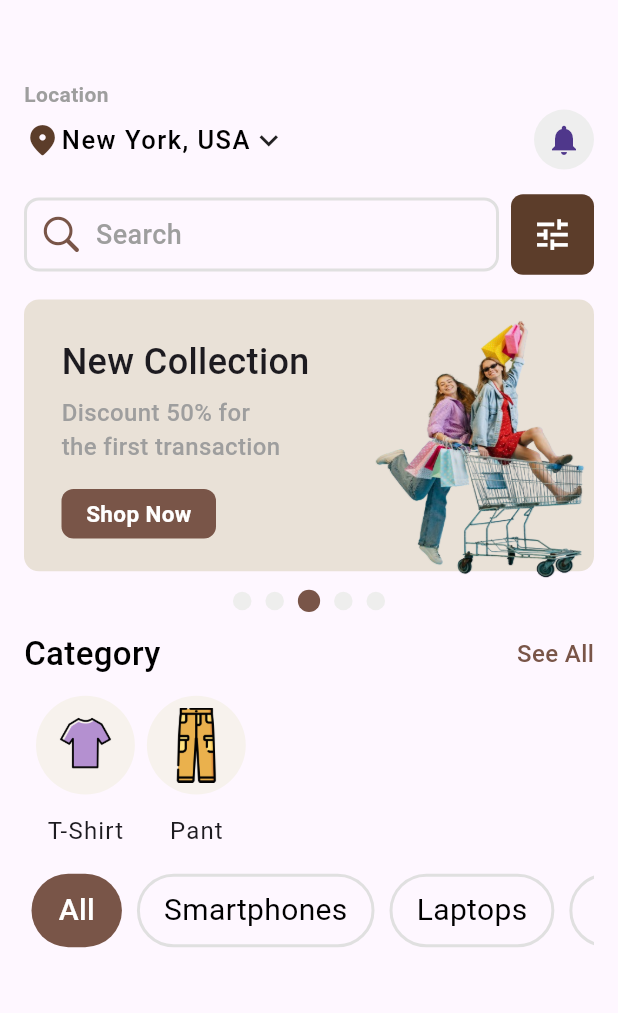
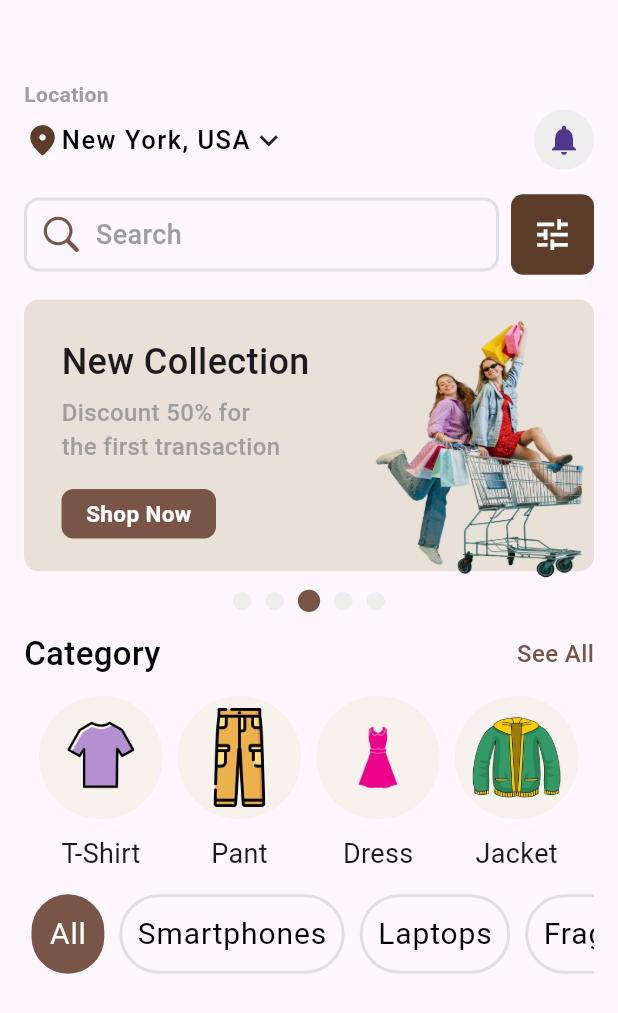
Before and after one commit to SJaynesh/E-Commerce-App-Core-11, a Flutter app: the screen it shows after launch, on a phone screen of 412 x 824 dp. Shown: the top 1013 px of the screen. Run offline on Flutter 3.47's test engine with Material 3 defaults, Android fonts, the phone set to English and light mode, and no system bars.

Commit message:
17/05/2024

```diff
--- /dev/null
+++ b/lib/utills/componets/category.dart
@@ -0,0 +1,40 @@
+import 'dart:developer';
+
+import 'package:flutter/cupertino.dart';
+import 'package:flutter/material.dart';
+
+Widget myCategory({
+  required String category,
+  required String cat,
+  required TextScaler textScale,
+}) {
+  return GestureDetector(
+    onTap: () {
+      cat = category;
+      log("Category : $cat");
+    },
+    child: Container(
+      padding: const EdgeInsets.all(10),
+      margin: const EdgeInsets.all(5),
+      decoration: BoxDecoration(
+        color: (cat == category) ? Colors.brown : Colors.transparent,
+        border: Border.all(
+          color: (cat == category) ? Colors.transparent : Colors.grey.shade300,
+          width: 2,
+        ),
+        borderRadius: BorderRadius.circular(30),
+      ),
+      child: Text(
+        category.replaceFirst(
+          category[0],
+          category[0].toUpperCase(),
+        ),
+        style: TextStyle(
+          fontSize: textScale.scale(20),
+          letterSpacing: 0.6,
+          color: (cat == category) ? Colors.white : Colors.black,
+        ),
+      ),
+    ),
+  );
+}
--- /dev/null
+++ b/lib/utills/componets/sub_category.dart
@@ -0,0 +1,35 @@
+import 'package:flutter/material.dart';
+
+Widget mySubCategory({
+  required BuildContext context,
+  required String image,
+  required String text,
+}) {
+  double w = MediaQuery.of(context).size.width;
+  TextScaler textScale = MediaQuery.textScalerOf(context);
+  return Padding(
+    padding: const EdgeInsets.only(left: 10),
+    child: Column(
+      mainAxisSize: MainAxisSize.min,
+      children: [
+        CircleAvatar(
+          radius: w * 0.1,
+          backgroundColor: const Color(0xfff7f2ed),
+          child: Transform.scale(
+            scale: 0.8,
+            child: Image.asset(
+              image,
+            ),
+          ),
+        ),
+        Text(
+          text,
+          style: TextStyle(
+            fontSize: textScale.scale(18),
+            height: 2.5,
+          ),
+        ),
+      ],
+    ),
+  );
+}
--- a/lib/utills/product/products.dart
+++ b/lib/utills/product/products.dart
@@ -582,11 +582,19 @@ List category = products.map((e) => e['category']).toList().toSet().toList();
 
 List<Map<String, dynamic>> subCategory = [
   {
-    'icon': "assets/images/home_page/img_2.png",
+    'image': "assets/images/home_page/t-shirt.png",
     'text': "T-Shirt",
   },
   {
-    'icon': "assets/images/home_page/img_1.png",
+    'image': "assets/images/home_page/pant.png",
     'text': "Pant",
+  },
+  {
+    'image': "assets/images/home_page/dress.png",
+    'text': "Dress",
+  },
+  {
+    'image': "assets/images/home_page/jacket.png",
+    'text': "Jacket",
   }
 ];
--- a/lib/view/screen/home_page/home_page.dart
+++ b/lib/view/screen/home_page/home_page.dart
@@ -1,5 +1,7 @@
 import 'dart:developer';
 
+import 'package:e_commerce_app/utills/componets/category.dart';
+import 'package:e_commerce_app/utills/componets/sub_category.dart';
 import 'package:flutter/cupertino.dart';
 import 'package:flutter/material.dart';
 import 'package:flutter/widgets.dart';
@@ -19,7 +21,9 @@ class _HomePageState extends State<HomePage> {
   void initState() {
     super.initState();
     category.insert(0, "All");
-    log("Category : $category");
+    log("All Category : \n");
+    log("$category");
+    log("Length : ${category.length}");
   }
 
   @override
@@ -279,31 +283,31 @@ class _HomePageState extends State<HomePage> {
             SizedBox(
               height: h * 0.015,
             ),
+            // sub category
             Row(
               children: [
-                ...subCategory
-                    .map(
-                      (e) => mySubCategory(
-                        image: e['icon'],
-                        name: e['text'],
-                        context: context,
-                      ),
-                    )
-                    .toList(),
+                ...subCategory.map(
+                  (e) => mySubCategory(
+                    context: context,
+                    image: e['image'],
+                    text: e['text'],
+                  ),
+                )
               ],
             ),
-            SizedBox(
-              height: h * 0.015,
-            ),
+
+            // category
             SingleChildScrollView(
               scrollDirection: Axis.horizontal,
               child: Row(
                 children: [
-                  ...category
-                      .map(
-                        (e) => myCategory(textScale: textScale, cname: e),
-                      )
-                      .toList()
+                  ...category.map(
+                    (e) => myCategory(
+                      category: e,
+                      cat: cat,
+                      textScale: textScale,
+                    ),
+                  ),
                 ],
               ),
             )
@@ -312,76 +316,4 @@ class _HomePageState extends State<HomePage> {
       ),
     );
   }
-
-  Widget mySubCategory({
-    required BuildContext context,
-    required String image,
-    required String name,
-  }) {
-    double h = MediaQuery.of(context).size.height;
-    double w = MediaQuery.of(context).size.width;
-    TextScaler textScaler = MediaQuery.of(context).textScaler;
-    return Padding(
-      padding: const EdgeInsets.only(left: 8.0),
-      child: Column(
-        mainAxisSize: MainAxisSize.min,
-        children: [
-          CircleAvatar(
-            radius: w * 0.08,
-            backgroundColor: const Color(0xfff7f2ed),
-            child: Image.asset(
-              image,
-              height: 50,
-            ),
-          ),
-          SizedBox(
-            height: h * 0.015,
-          ),
-          Text(
-            name,
-            style: TextStyle(
-              fontSize: textScaler.scale(16),
-              letterSpacing: 0.8,
-            ),
-          ),
-        ],
-      ),
-    );
-  }
-
-  Widget myCategory({
-    required TextScaler textScale,
-    required String cname,
-  }) {
-    return GestureDetector(
-      onTap: () {
-        cat = cname;
-        log("Button name $cat");
-        setState(() {});
-      },
-      child: Container(
-        decoration: BoxDecoration(
-          color: (cat == cname) ? Colors.brown : Colors.transparent,
-          border: Border.all(
-            color: (cat == cname) ? Colors.transparent : Colors.grey.shade300,
-            width: 2,
-          ),
-          borderRadius: BorderRadius.circular(25),
-        ),
-        margin: const EdgeInsets.all(5),
-        padding: const EdgeInsets.only(top: 8, bottom: 8, left: 16, right: 16),
-        child: Text(
-          cname.replaceFirst(
-            cname[0],
-            cname[0].toUpperCase(),
-          ),
-          style: TextStyle(
-            fontSize: textScale.scale(20),
-            color: (cat == cname) ? Colors.white : Colors.black,
-            fontWeight: (cat == cname) ? FontWeight.w500 : FontWeight.normal,
-          ),
-        ),
-      ),
-    );
-  }
 }
```
Also changed, not shown: assets/images/home_page/dress.png (added), assets/images/home_page/jacket.png (added), assets/images/home_page/pant.png (renamed from assets/images/home_page/img_1.png), assets/images/home_page/t-shirt.png (renamed from assets/images/home_page/img_2.png), 1 other file.
